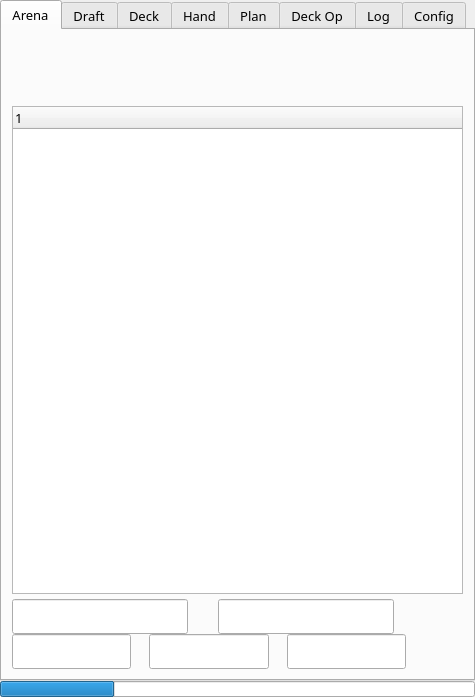
supertriodo/Arena-Tracker, file mainwindow.ui: the form before one commit.
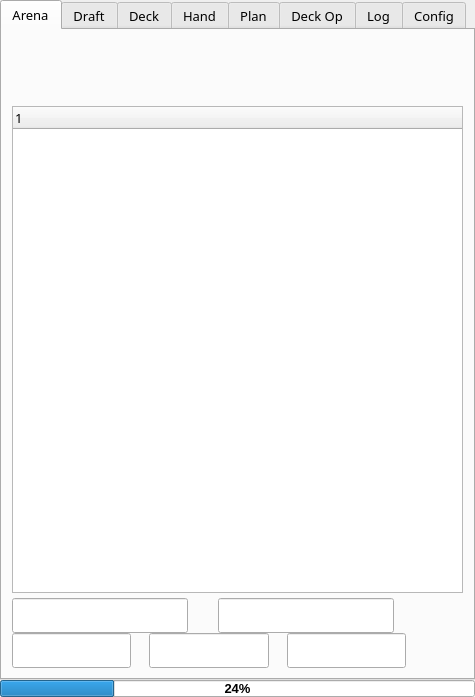
The form after the commit. Icons and pictures are not drawn. Custom widgets are drawn as their Qt base class.

Diff of the .ui file:
```diff
--- a/mainwindow.ui
+++ b/mainwindow.ui
@@ -2197,11 +2197,21 @@
         <verstretch>0</verstretch>
        </sizepolicy>
       </property>
+      <property name="font">
+       <font>
+        <pointsize>10</pointsize>
+        <weight>75</weight>
+        <bold>true</bold>
+       </font>
+      </property>
       <property name="value">
        <number>24</number>
       </property>
+      <property name="alignment">
+       <set>Qt::AlignCenter</set>
+      </property>
       <property name="textVisible">
-       <bool>false</bool>
+       <bool>true</bool>
       </property>
      </widget>
     </item>
```
